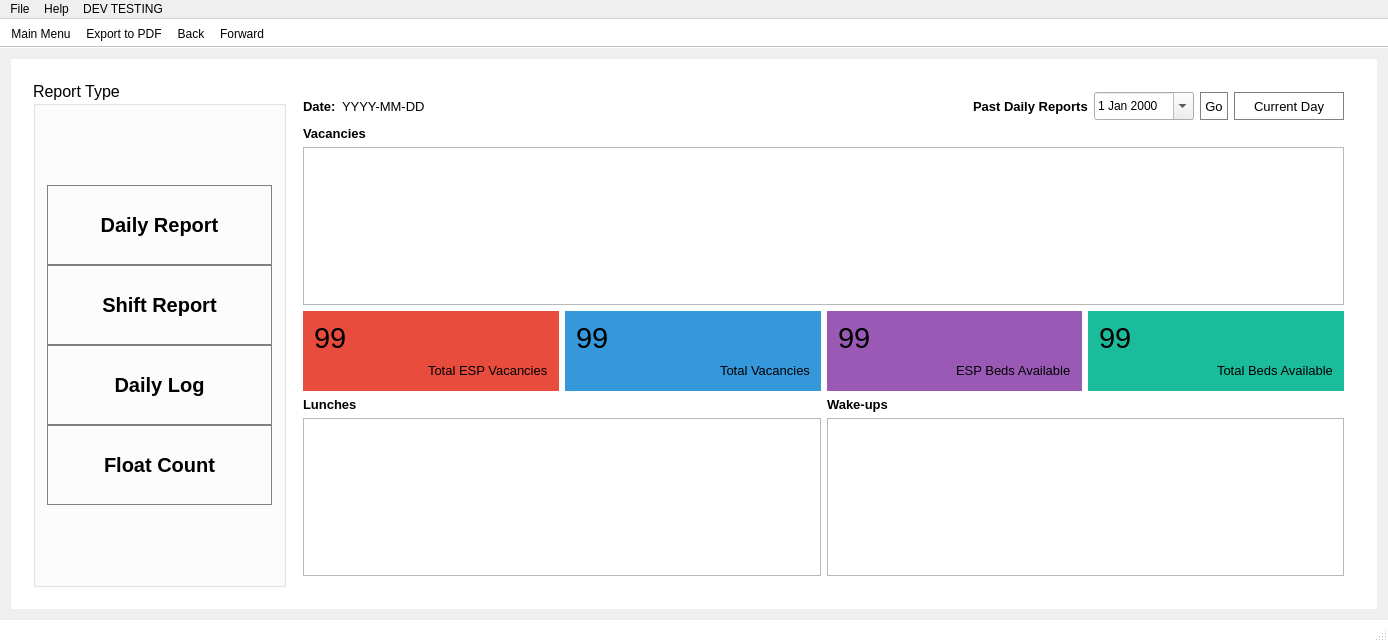
Before: the Qt Designer form ArcApp/mainwindow.ui in Arc-Project/Arc, drawn with Qt 5.
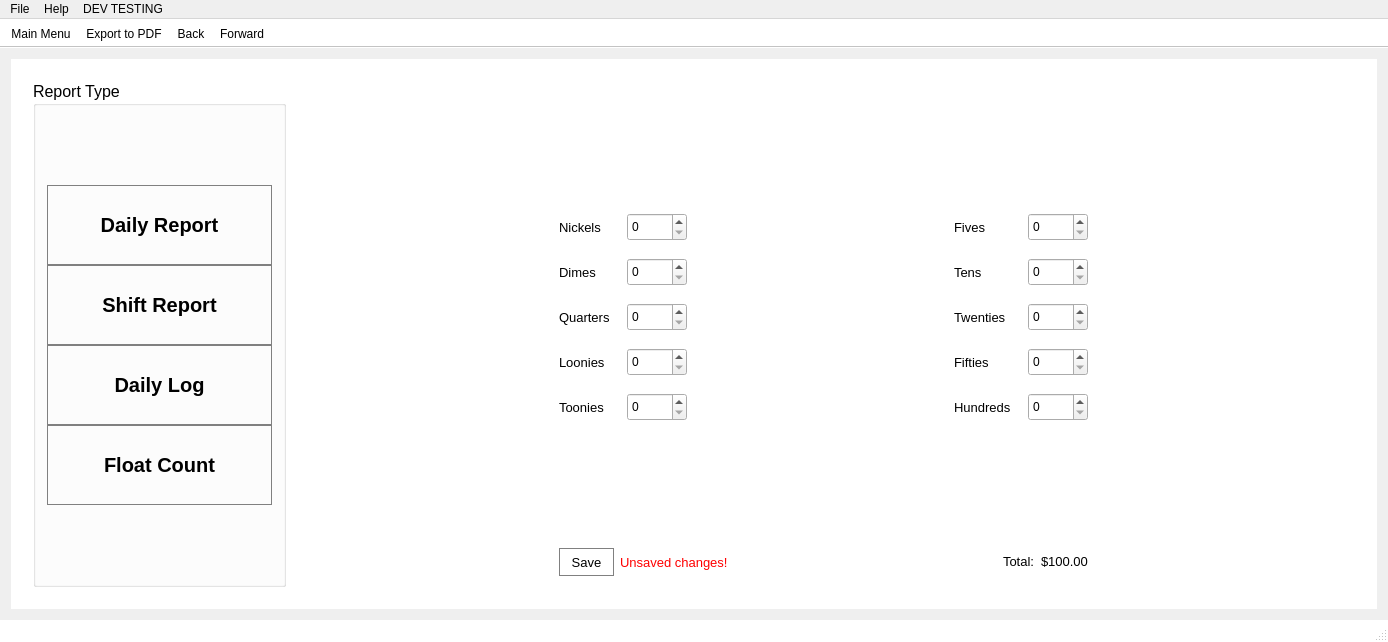
After: the same form once the commit is applied. The open tabs and pages were chosen to show the change. Icons and pictures are not drawn.

Commit message: float count ui

The edit to the form file:
```diff
--- a/ArcApp/mainwindow.ui
+++ b/ArcApp/mainwindow.ui
@@ -78,7 +78,7 @@
 	color: white;
 }
 
-QLabel#lbl_editUserWarning{
+QLabel#lbl_editUserWarning, QLabel#lbl_floatWarning{
 	color: red;
 }
 
@@ -3870,6 +3870,464 @@
                  </item>
                 </layout>
                </widget>
+               <widget class="QWidget" name="page_6">
+                <layout class="QGridLayout" name="gridLayout_49">
+                 <item row="1" column="1">
+                  <layout class="QFormLayout" name="formLayout_9">
+                   <property name="horizontalSpacing">
+                    <number>17</number>
+                   </property>
+                   <property name="verticalSpacing">
+                    <number>17</number>
+                   </property>
+                   <item row="0" column="0">
+                    <widget class="QLabel" name="lbl_nickels">
+                     <property name="minimumSize">
+                      <size>
+                       <width>0</width>
+                       <height>28</height>
+                      </size>
+                     </property>
+                     <property name="font">
+                      <font>
+                       <pointsize>10</pointsize>
+                      </font>
+                     </property>
+                     <property name="text">
+                      <string>Nickels</string>
+                     </property>
+                    </widget>
+                   </item>
+                   <item row="0" column="1">
+                    <widget class="QSpinBox" name="sbox_nickels">
+                     <property name="minimumSize">
+                      <size>
+                       <width>60</width>
+                       <height>28</height>
+                      </size>
+                     </property>
+                    </widget>
+                   </item>
+                   <item row="1" column="0">
+                    <widget class="QLabel" name="lbl_dimes">
+                     <property name="minimumSize">
+                      <size>
+                       <width>0</width>
+                       <height>28</height>
+                      </size>
+                     </property>
+                     <property name="font">
+                      <font>
+                       <pointsize>10</pointsize>
+                      </font>
+                     </property>
+                     <property name="text">
+                      <string>Dimes</string>
+                     </property>
+                    </widget>
+                   </item>
+                   <item row="1" column="1">
+                    <widget class="QSpinBox" name="sbox_dimes">
+                     <property name="minimumSize">
+                      <size>
+                       <width>60</width>
+                       <height>28</height>
+                      </size>
+                     </property>
+                    </widget>
+                   </item>
+                   <item row="2" column="0">
+                    <widget class="QLabel" name="lbl_quarters">
+                     <property name="minimumSize">
+                      <size>
+                       <width>0</width>
+                       <height>28</height>
+                      </size>
+                     </property>
+                     <property name="font">
+                      <font>
+                       <pointsize>10</pointsize>
+                      </font>
+                     </property>
+                     <property name="text">
+                      <string>Quarters</string>
+                     </property>
+                    </widget>
+                   </item>
+                   <item row="2" column="1">
+                    <widget class="QSpinBox" name="sbox_quarters">
+                     <property name="minimumSize">
+                      <size>
+                       <width>60</width>
+                       <height>28</height>
+                      </size>
+                     </property>
+                    </widget>
+                   </item>
+                   <item row="3" column="0">
+                    <widget class="QLabel" name="lbl_loonies">
+                     <property name="minimumSize">
+                      <size>
+                       <width>0</width>
+                       <height>28</height>
+                      </size>
+                     </property>
+                     <property name="font">
+                      <font>
+                       <pointsize>10</pointsize>
+                      </font>
+                     </property>
+                     <property name="text">
+                      <string>Loonies</string>
+                     </property>
+                    </widget>
+                   </item>
+                   <item row="3" column="1">
+                    <widget class="QSpinBox" name="sbox_loonies">
+                     <property name="minimumSize">
+                      <size>
+                       <width>60</width>
+                       <height>28</height>
+                      </size>
+                     </property>
+                    </widget>
+                   </item>
+                   <item row="4" column="0">
+                    <widget class="QLabel" name="lbl_toonies">
+                     <property name="minimumSize">
+                      <size>
+                       <width>0</width>
+                       <height>28</height>
+                      </size>
+                     </property>
+                     <property name="font">
+                      <font>
+                       <pointsize>10</pointsize>
+                      </font>
+                     </property>
+                     <property name="text">
+                      <string>Toonies</string>
+                     </property>
+                    </widget>
+                   </item>
+                   <item row="4" column="1">
+                    <widget class="QSpinBox" name="sbox_toonies">
+                     <property name="minimumSize">
+                      <size>
+                       <width>60</width>
+                       <height>28</height>
+                      </size>
+                     </property>
+                    </widget>
+                   </item>
+                  </layout>
+                 </item>
+                 <item row="1" column="3">
+                  <layout class="QFormLayout" name="formLayout_10">
+                   <property name="horizontalSpacing">
+                    <number>17</number>
+                   </property>
+                   <property name="verticalSpacing">
+                    <number>17</number>
+                   </property>
+                   <item row="0" column="0">
+                    <widget class="QLabel" name="lbl_fives">
+                     <property name="minimumSize">
+                      <size>
+                       <width>0</width>
+                       <height>28</height>
+                      </size>
+                     </property>
+                     <property name="font">
+                      <font>
+                       <pointsize>10</pointsize>
+                      </font>
+                     </property>
+                     <property name="text">
+                      <string>Fives</string>
+                     </property>
+                    </widget>
+                   </item>
+                   <item row="0" column="1">
+                    <widget class="QSpinBox" name="sbox_fives">
+                     <property name="minimumSize">
+                      <size>
+                       <width>60</width>
+                       <height>28</height>
+                      </size>
+                     </property>
+                    </widget>
+                   </item>
+                   <item row="1" column="0">
+                    <widget class="QLabel" name="lbl_tens">
+                     <property name="minimumSize">
+                      <size>
+                       <width>0</width>
+                       <height>28</height>
+                      </size>
+                     </property>
+                     <property name="font">
+                      <font>
+                       <pointsize>10</pointsize>
+                      </font>
+                     </property>
+                     <property name="text">
+                      <string>Tens</string>
+                     </property>
+                    </widget>
+                   </item>
+                   <item row="1" column="1">
+                    <widget class="QSpinBox" name="sbox_tens">
+                     <property name="minimumSize">
+                      <size>
+                       <width>60</width>
+                       <height>28</height>
+                      </size>
+                     </property>
+                    </widget>
+                   </item>
+                   <item row="2" column="0">
+                    <widget class="QLabel" name="lbl_twenties">
+                     <property name="minimumSize">
+                      <size>
+                       <width>0</width>
+                       <height>28</height>
+                      </size>
+                     </property>
+                     <property name="font">
+                      <font>
+                       <pointsize>10</pointsize>
+                      </font>
+                     </property>
+                     <property name="text">
+                      <string>Twenties</string>
+                     </property>
+                    </widget>
+                   </item>
+                   <item row="2" column="1">
+                    <widget class="QSpinBox" name="sbox_twenties">
+                     <property name="minimumSize">
+                      <size>
+                       <width>60</width>
+                       <height>28</height>
+                      </size>
+                     </property>
+                    </widget>
+                   </item>
+                   <item row="3" column="0">
+                    <widget class="QLabel" name="lbl_fifties">
+                     <property name="minimumSize">
+                      <size>
+                       <width>0</width>
+                       <height>28</height>
+                      </size>
+                     </property>
+                     <property name="font">
+                      <font>
+                       <pointsize>10</pointsize>
+                      </font>
+                     </property>
+                     <property name="text">
+                      <string>Fifties</string>
+                     </property>
+                    </widget>
+                   </item>
+                   <item row="3" column="1">
+                    <widget class="QSpinBox" name="sbox_fifties">
+                     <property name="minimumSize">
+                      <size>
+                       <width>60</width>
+                       <height>28</height>
+                      </size>
+                     </property>
+                    </widget>
+                   </item>
+                   <item row="4" column="0">
+                    <widget class="QLabel" name="lbl_hundreds">
+                     <property name="minimumSize">
+                      <size>
+                       <width>0</width>
+                       <height>28</height>
+                      </size>
+                     </property>
+                     <property name="font">
+                      <font>
+                       <pointsize>10</pointsize>
+                      </font>
+                     </property>
+                     <property name="text">
+                      <string>Hundreds</string>
+                     </property>
+                    </widget>
+                   </item>
+                   <item row="4" column="1">
+                    <widget class="QSpinBox" name="sbox_hundreds">
+                     <property name="minimumSize">
+                      <size>
+                       <width>60</width>
+                       <height>28</height>
+                      </size>
+                     </property>
+                    </widget>
+                   </item>
+                  </layout>
+                 </item>
+                 <item row="3" column="1" colspan="3">
+                  <layout class="QHBoxLayout" name="horizontalLayout_49">
+                   <item>
+                    <widget class="QPushButton" name="pushButton_23">
+                     <property name="minimumSize">
+                      <size>
+                       <width>55</width>
+                       <height>28</height>
+                      </size>
+                     </property>
+                     <property name="font">
+                      <font>
+                       <pointsize>10</pointsize>
+                      </font>
+                     </property>
+                     <property name="text">
+                      <string>Save</string>
+                     </property>
+                    </widget>
+                   </item>
+                   <item>
+                    <widget class="QLabel" name="lbl_floatWarning">
+                     <property name="minimumSize">
+                      <size>
+                       <width>0</width>
+                       <height>28</height>
+                      </size>
+                     </property>
+                     <property name="font">
+                      <font>
+                       <pointsize>10</pointsize>
+                      </font>
+                     </property>
+                     <property name="text">
+                      <string>Unsaved changes!</string>
+                     </property>
+                    </widget>
+                   </item>
+                   <item>
+                    <spacer name="horizontalSpacer_36">
+                     <property name="orientation">
+                      <enum>Qt::Horizontal</enum>
+                     </property>
+                     <property name="sizeHint" stdset="0">
+                      <size>
+                       <width>40</width>
+                       <height>20</height>
+                      </size>
+                     </property>
+                    </spacer>
+                   </item>
+                   <item>
+                    <widget class="QLabel" name="lbl_floatTotal">
+                     <property name="sizePolicy">
+                      <sizepolicy hsizetype="Preferred" vsizetype="Fixed">
+                       <horstretch>0</horstretch>
+                       <verstretch>0</verstretch>
+                      </sizepolicy>
+                     </property>
+                     <property name="font">
+                      <font>
+                       <pointsize>10</pointsize>
+                      </font>
+                     </property>
+                     <property name="text">
+                      <string>Total:</string>
+                     </property>
+                    </widget>
+                   </item>
+                   <item>
+                    <widget class="QLabel" name="lbl_floatAmt">
+                     <property name="sizePolicy">
+                      <sizepolicy hsizetype="Preferred" vsizetype="Fixed">
+                       <horstretch>0</horstretch>
+                       <verstretch>0</verstretch>
+                      </sizepolicy>
+                     </property>
+                     <property name="font">
+                      <font>
+                       <pointsize>10</pointsize>
+                      </font>
+                     </property>
+                     <property name="text">
+                      <string>$100.00</string>
+                     </property>
+                    </widget>
+                   </item>
+                  </layout>
+                 </item>
+                 <item row="2" column="1">
+                  <spacer name="verticalSpacer_8">
+                   <property name="orientation">
+                    <enum>Qt::Vertical</enum>
+                   </property>
+                   <property name="sizeHint" stdset="0">
+                    <size>
+                     <width>20</width>
+                     <height>40</height>
+                    </size>
+                   </property>
+                  </spacer>
+                 </item>
+                 <item row="0" column="3">
+                  <spacer name="verticalSpacer_9">
+                   <property name="orientation">
+                    <enum>Qt::Vertical</enum>
+                   </property>
+                   <property name="sizeHint" stdset="0">
+                    <size>
+                     <width>20</width>
+                     <height>40</height>
+                    </size>
+                   </property>
+                  </spacer>
+                 </item>
+                 <item row="1" column="0">
+                  <spacer name="horizontalSpacer_37">
+                   <property name="orientation">
+                    <enum>Qt::Horizontal</enum>
+                   </property>
+                   <property name="sizeHint" stdset="0">
+                    <size>
+                     <width>40</width>
+                     <height>20</height>
+                    </size>
+                   </property>
+                  </spacer>
+                 </item>
+                 <item row="1" column="4">
+                  <spacer name="horizontalSpacer_38">
+                   <property name="orientation">
+                    <enum>Qt::Horizontal</enum>
+                   </property>
+                   <property name="sizeHint" stdset="0">
+                    <size>
+                     <width>40</width>
+                     <height>20</height>
+                    </size>
+                   </property>
+                  </spacer>
+                 </item>
+                 <item row="1" column="2">
+                  <spacer name="horizontalSpacer_39">
+                   <property name="orientation">
+                    <enum>Qt::Horizontal</enum>
+                   </property>
+                   <property name="sizeHint" stdset="0">
+                    <size>
+                     <width>40</width>
+                     <height>20</height>
+                    </size>
+                   </property>
+                  </spacer>
+                 </item>
+                </layout>
+               </widget>
               </widget>
              </item>
             </layout>
```
Left out of the diff: 12 changed lines with no effect on the pictures. The commit also changes 2 other files.
